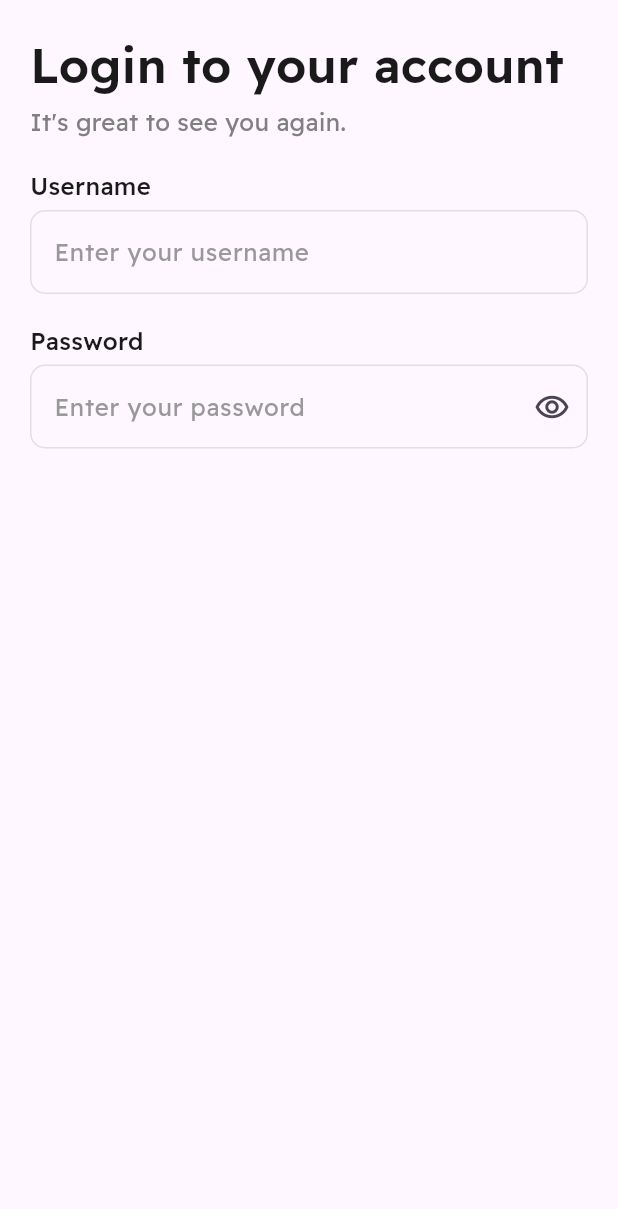
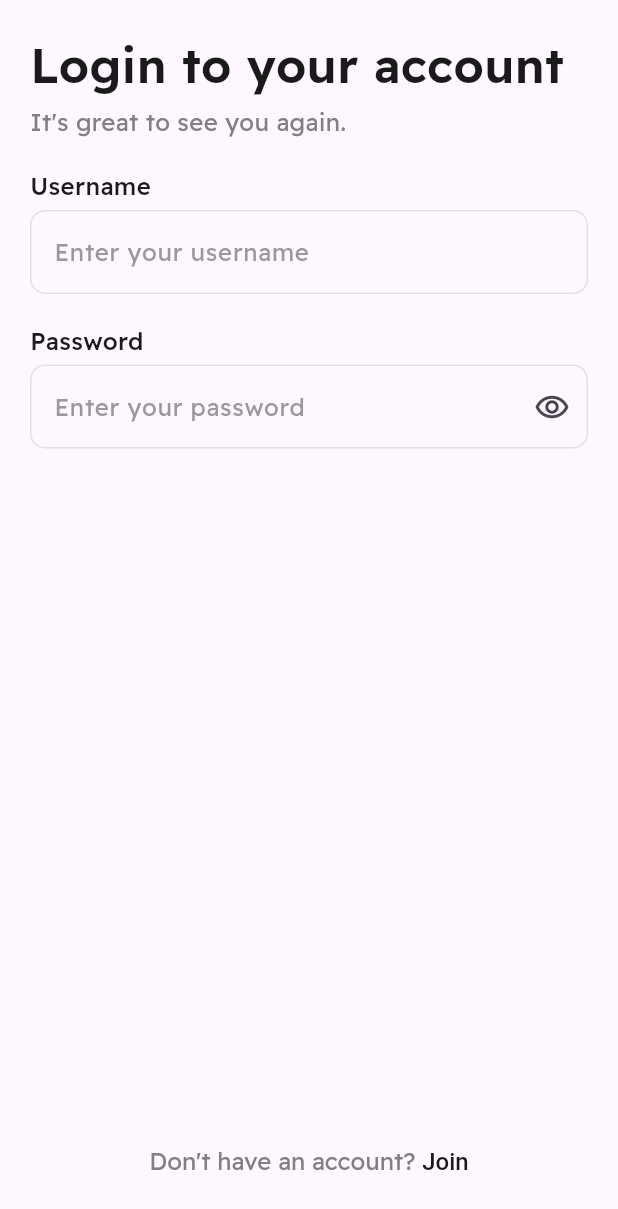
Before and after one commit to ahmedhanyh/flutter-clothes-e-store-app, a Flutter app: the screen it shows after launch, on a phone screen of 412 x 824 dp. Shown: the top 1209 px of the screen. Run offline on Flutter 3.47's test engine with Material 3 defaults, Android fonts, the phone set to English and light mode, and no system bars.

Commit message:
Add header and footer widgets
- Add these widgets for the login and signup views.

```diff
--- a/lib/features/login/view.dart
+++ b/lib/features/login/view.dart
@@ -1,6 +1,7 @@
-import 'package:clothes_e_shop/core/resources/app_colors.dart';
 import 'package:flutter/material.dart';
+import '../widgets/header.dart';
 import '../widgets/custom_input_field.dart';
+import '../widgets/footer.dart';
 
 class LoginView extends StatelessWidget {
   const LoginView({super.key});
@@ -8,37 +9,29 @@ class LoginView extends StatelessWidget {
   @override
   Widget build(BuildContext context) {
     return Scaffold(
+      resizeToAvoidBottomInset: false,
       body: SafeArea(
         child: Padding(
-          padding: const EdgeInsets.fromLTRB(20, 20, 20, 0),
+          padding: const EdgeInsets.fromLTRB(20, 20, 20, 40),
           child: Column(
             crossAxisAlignment: CrossAxisAlignment.stretch,
             spacing: 20,
             children: [
-              Column(
-                crossAxisAlignment: CrossAxisAlignment.stretch,
-                spacing: 4,
-                children: [
-                  Text(
-                    "Login to your account",
-                    style: TextStyle(
-                      fontWeight: FontWeight.w600,
-                      fontSize: 32,
-                      color: primaryTextColor,
-                    ),
-                  ),
-                  Text(
-                    "It's great to see you again.",
-                    style: TextStyle(
-                      fontWeight: FontWeight.w400,
-                      fontSize: 16,
-                      color: secondaryTextColor,
-                    ),
-                  ),
-                ],
+              Header(
+                title: "Login to your account",
+                subtitle: "It's great to see you again.",
               ),
               CustomInputField(label: "Username"),
               CustomInputField(label: "Password", isPassword: true),
+              Expanded(
+                child: Align(
+                  alignment: Alignment.bottomCenter,
+                  child: Footer(
+                    firstPart: "Don't have an account? ",
+                    secondPart: "Join",
+                  ),
+                ),
+              ),
             ],
           ),
         ),
--- /dev/null
+++ b/lib/features/widgets/footer.dart
@@ -0,0 +1,35 @@
+import 'package:flutter/material.dart';
+import '../../core/resources/app_colors.dart';
+
+/// Used in LoginView and SignUpView
+class Footer extends StatelessWidget {
+  const Footer({super.key, required this.firstPart, required this.secondPart});
+
+  final String firstPart;
+  final String secondPart;
+
+  @override
+  Widget build(BuildContext context) {
+    return RichText(
+      textAlign: TextAlign.center,
+      text: TextSpan(
+        text: firstPart,
+        style: TextStyle(
+          fontFamily: "ReadexPro",
+          fontWeight: FontWeight.w400,
+          fontSize: 16,
+          color: secondaryTextColor,
+        ),
+        children: [
+          TextSpan(
+            text: secondPart,
+            style: TextStyle(
+              fontWeight: FontWeight.w500,
+              color: primaryTextColor,
+            ),
+          ),
+        ],
+      ),
+    );
+  }
+}
--- /dev/null
+++ b/lib/features/widgets/header.dart
@@ -0,0 +1,36 @@
+import 'package:flutter/material.dart';
+import '../../core/resources/app_colors.dart';
+
+/// Used in LoginView and SignUpView
+class Header extends StatelessWidget {
+  const Header({super.key, required this.title, required this.subtitle});
+
+  final String title;
+  final String subtitle;
+
+  @override
+  Widget build(BuildContext context) {
+    return Column(
+      crossAxisAlignment: CrossAxisAlignment.stretch,
+      spacing: 4,
+      children: [
+        Text(
+          title,
+          style: TextStyle(
+            fontWeight: FontWeight.w600,
+            fontSize: 32,
+            color: primaryTextColor,
+          ),
+        ),
+        Text(
+          subtitle,
+          style: TextStyle(
+            fontWeight: FontWeight.w400,
+            fontSize: 16,
+            color: secondaryTextColor,
+          ),
+        ),
+      ],
+    );
+  }
+}
```
